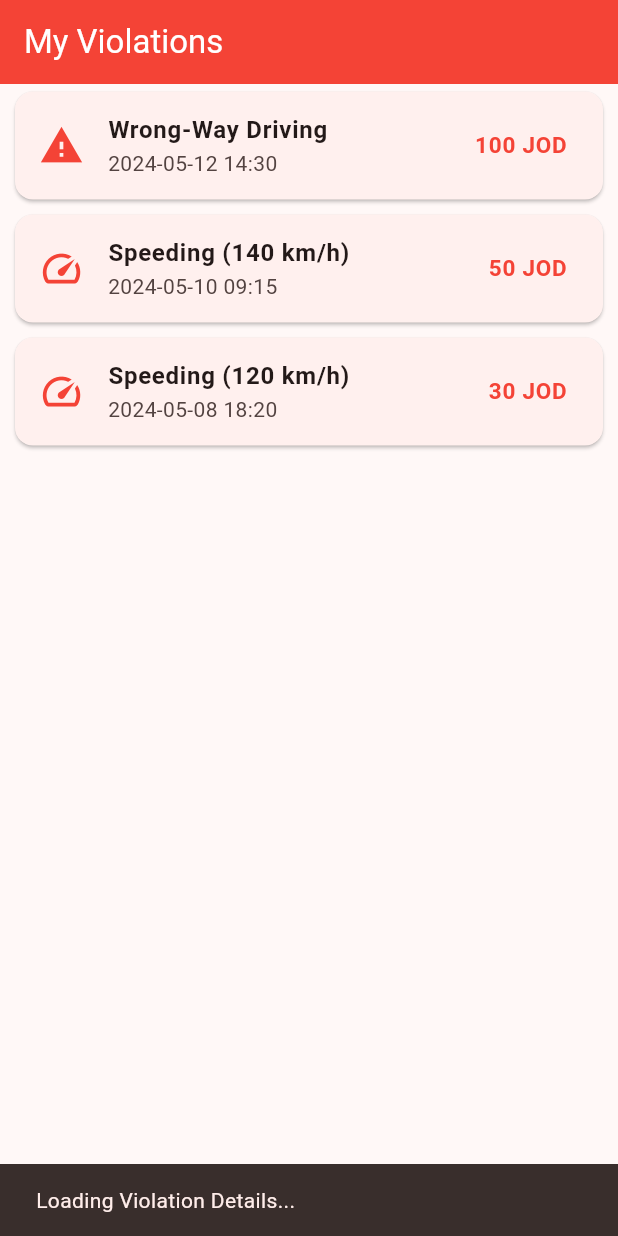
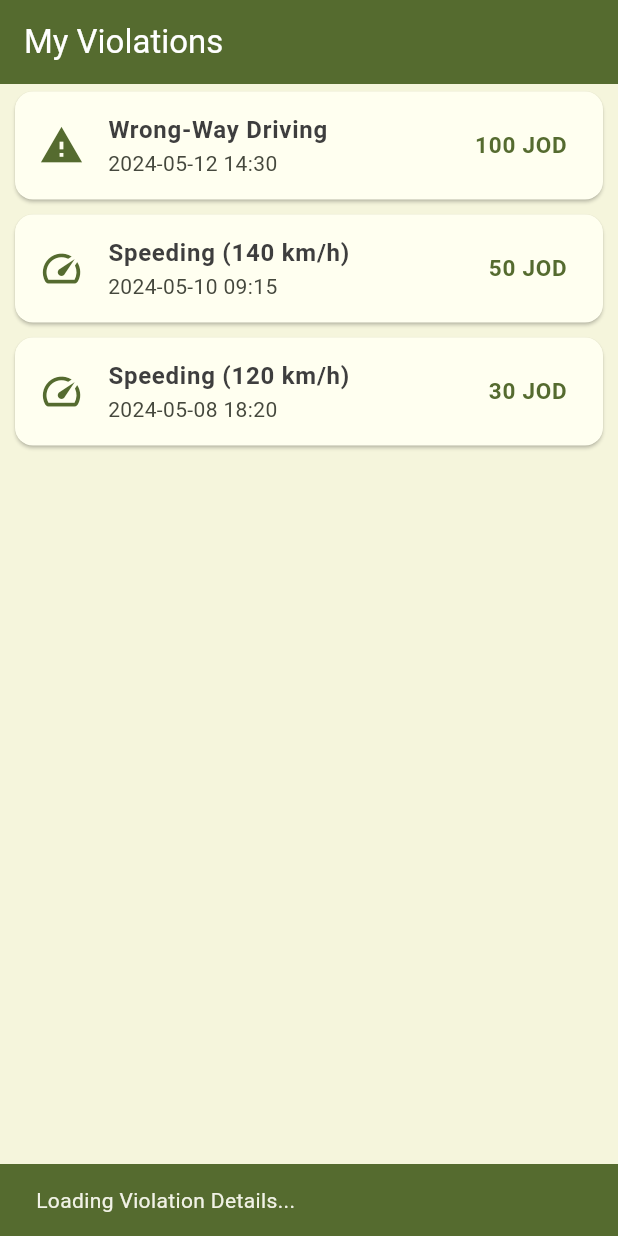
Before and after one commit to Bonnggoo/traffic_violation_app, a Flutter app: the screen it shows after launch, after a tap on "Login", after a tap on "Wrong-Way Driving", on a phone screen of 412 x 824 dp. Run offline on Flutter 3.47's test engine with Material 3 defaults, Android fonts, the phone set to English and light mode, and no system bars.

Commit message:
Updated on laptop

```diff
--- a/lib/main.dart
+++ b/lib/main.dart
@@ -1,8 +1,6 @@
 import 'package:flutter/material.dart';
 
 void main() {
-  // We removed 'WidgetsFlutterBinding' and 'Firebase.initializeApp'
-  // so this will run instantly on your simulator/phone.
   runApp(const TrafficApp());
 }
 
@@ -15,8 +13,31 @@
       title: 'Traffic Violation Tracker',
       debugShowCheckedModeBanner: false,
       theme: ThemeData(
-        colorScheme: ColorScheme.fromSeed(seedColor: Colors.red),
+        // --- NEW COLOR SCHEME ---
+        // Primary: Olive Green, Background: Beige
+        colorScheme: ColorScheme.fromSeed(
+          seedColor: const Color(0xFF556B2F), // Dark Olive Green
+          primary: const Color(0xFF556B2F),
+          secondary: const Color(0xFF8F9779), // Lighter Olive
+          surface: const Color(0xFFF5F5DC),   // Beige
+          onSurface: const Color(0xFF3E3E3E), // Dark Grey Text (for readability)
+        ),
+        scaffoldBackgroundColor: const Color(0xFFF5F5DC), // Beige Background
         useMaterial3: true,
+
+        // Customizing App Bar to be Olive
+        appBarTheme: const AppBarTheme(
+          backgroundColor: Color(0xFF556B2F),
+          foregroundColor: Colors.white, // Text color on AppBar
+        ),
+
+        // Customizing Buttons
+        elevatedButtonTheme: ElevatedButtonThemeData(
+          style: ElevatedButton.styleFrom(
+            backgroundColor: const Color(0xFF556B2F), // Olive Button
+            foregroundColor: const Color(0xFFF5F5DC), // Beige Text
+          ),
+        ),
       ),
       home: const LoginScreen(),
     );
@@ -35,18 +56,27 @@
         child: Column(
           mainAxisAlignment: MainAxisAlignment.center,
           children: [
-            const Icon(Icons.traffic_rounded, size: 80, color: Colors.red),
+            // Updated Icon Color
+            const Icon(Icons.traffic_rounded, size: 80, color: Color(0xFF556B2F)),
             const SizedBox(height: 20),
             const Text(
               "Traffic Guard",
-              style: TextStyle(fontSize: 28, fontWeight: FontWeight.bold),
+              style: TextStyle(
+                fontSize: 28,
+                fontWeight: FontWeight.bold,
+                color: Color(0xFF556B2F), // Olive Text
+              ),
             ),
             const SizedBox(height: 40),
+
+            // Text Fields
             const TextField(
               decoration: InputDecoration(
                 labelText: "Vehicle ID / Email",
                 border: OutlineInputBorder(),
-                prefixIcon: Icon(Icons.person),
+                prefixIcon: Icon(Icons.person, color: Color(0xFF556B2F)),
+                filled: true,
+                fillColor: Colors.white, // White box to pop against beige
               ),
             ),
             const SizedBox(height: 15),
@@ -55,13 +85,16 @@
               decoration: InputDecoration(
                 labelText: "Password",
                 border: OutlineInputBorder(),
-                prefixIcon: Icon(Icons.lock),
+                prefixIcon: Icon(Icons.lock, color: Color(0xFF556B2F)),
+                filled: true,
+                fillColor: Colors.white,
               ),
             ),
             const SizedBox(height: 30),
+
+            // Login Button
             ElevatedButton(
               onPressed: () {
-                // Navigate to the Home Screen
                 Navigator.pushReplacement(
                   context,
                   MaterialPageRoute(builder: (context) => const HomeScreen()),
@@ -69,10 +102,8 @@
               },
               style: ElevatedButton.styleFrom(
                 minimumSize: const Size(double.infinity, 50),
-                backgroundColor: Colors.red,
-                foregroundColor: Colors.white,
               ),
-              child: const Text("Login"),
+              child: const Text("Login", style: TextStyle(fontSize: 18)),
             ),
           ],
         ),
@@ -87,7 +118,6 @@
 
   @override
   Widget build(BuildContext context) {
-    // This is "Mock Data" to simulate what the Pi would send
     final List<Map<String, dynamic>> fakeViolations = [
       {
         "type": "Wrong-Way Driving",
@@ -112,17 +142,17 @@
     return Scaffold(
       appBar: AppBar(
         title: const Text("My Violations"),
-        backgroundColor: Colors.red,
-        foregroundColor: Colors.white,
       ),
       body: ListView.builder(
         itemCount: fakeViolations.length,
         itemBuilder: (context, index) {
           final item = fakeViolations[index];
           return Card(
+            // Making the card slightly off-white/lighter beige for contrast
+            color: const Color(0xFFFFFFF0),
             margin: const EdgeInsets.symmetric(horizontal: 10, vertical: 5),
             child: ListTile(
-              leading: Icon(item['icon'], color: Colors.red, size: 30),
+              leading: Icon(item['icon'], color: const Color(0xFF556B2F), size: 30),
               title: Text(
                 item['type'],
                 style: const TextStyle(fontWeight: FontWeight.bold),
@@ -131,12 +161,16 @@
               trailing: Text(
                 item['fine'],
                 style: const TextStyle(
-                    color: Colors.red, fontWeight: FontWeight.bold, fontSize: 15),
+                    color: Color(0xFF556B2F),
+                    fontWeight: FontWeight.bold,
+                    fontSize: 15),
               ),
               onTap: () {
-                // Later: Navigate to Details Screen with Map
                 ScaffoldMessenger.of(context).showSnackBar(
-                  const SnackBar(content: Text("Loading Violation Details...")),
+                  const SnackBar(
+                    content: Text("Loading Violation Details..."),
+                    backgroundColor: Color(0xFF556B2F),
+                  ),
                 );
               },
             ),
```
